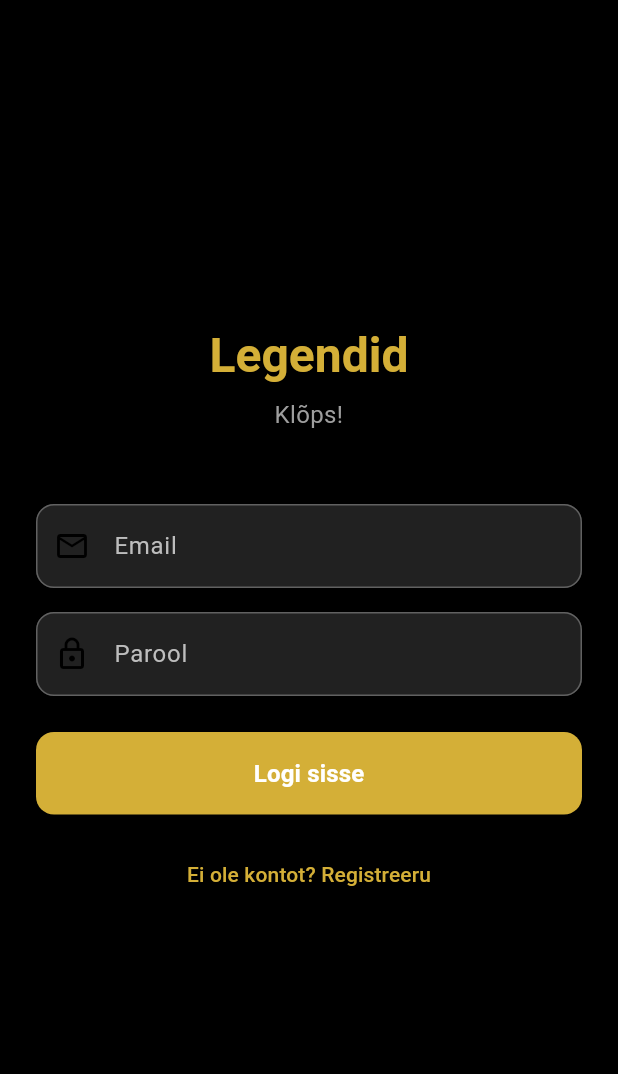
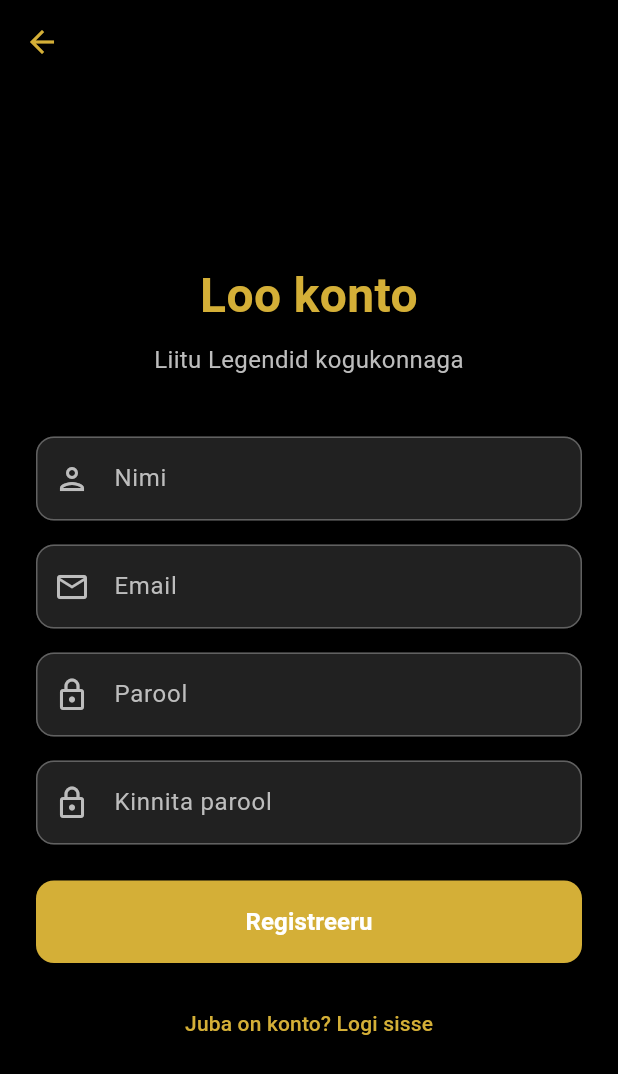
Before and after one commit to LenSuur/latergram, a Flutter app: the screen it shows after launch, after a tap on "Ei ole kontot? Registreeru", on a phone screen of 412 x 824 dp. Shown: the top 1074 px of the screen. Run offline on Flutter 3.47's test engine with Material 3 defaults, Android fonts, the phone set to English and light mode, and no system bars; our stand-ins replace go_router.

Commit message:
Login and registration views + splash OK

```diff
--- a/lib/core/constants/app_constants.dart
+++ b/lib/core/constants/app_constants.dart
@@ -1,4 +1,5 @@
 class AppConstants {
   static const String appName = 'Legendid';
   static const String appTagline = 'Klõps!';
+  static const String appVersion = '1.0.0';
 }
--- /dev/null
+++ b/lib/core/router/app_router.dart
@@ -0,0 +1,31 @@
+import 'package:flutter/material.dart';
+import 'package:go_router/go_router.dart';
+import '../../features/auth/presentation/screens/login_screen.dart';
+import '../../features/auth/presentation/screens/signup_screen.dart';
+import '../../features/splash/presentation/screens/splash_screens.dart';
+
+class AppRouter {
+  static final GoRouter router = GoRouter(
+    initialLocation: '/',
+
+    routes: [
+      GoRoute(
+        path: '/',
+        name: 'splash',
+        builder: (context, state) => const SplashScreen(),
+      ),
+
+      GoRoute(
+        path: '/login',
+        name: 'login',
+        builder: (context, state) => const LoginScreen(),
+      ),
+
+      GoRoute(
+        path: '/signup',
+        name: 'signup',
+        builder: (context, state) => const SignupScreen(),
+      ),
+    ],
+  );
+}
--- a/lib/features/auth/presentation/screens/login_screen.dart
+++ b/lib/features/auth/presentation/screens/login_screen.dart
@@ -1,4 +1,5 @@
 import 'package:flutter/material.dart';
+import 'package:go_router/go_router.dart';
 
 import '../../../../core/constants/app_constants.dart';
 
@@ -100,7 +101,7 @@ class _LoginScreenState extends State<LoginScreen> {
               // Sign up
               TextButton(
                 onPressed: () {
-
+                  context.go('/signup');
                 },
                 child: Text(
                   'Ei ole kontot? Registreeru',
--- /dev/null
+++ b/lib/features/auth/presentation/screens/signup_screen.dart
@@ -0,0 +1,163 @@
+import 'package:flutter/material.dart';
+import 'package:go_router/go_router.dart';
+
+class SignupScreen extends StatefulWidget {
+  const SignupScreen({super.key});
+
+  @override
+  State<SignupScreen> createState() => _SignupScreenState();
+}
+
+class _SignupScreenState extends State<SignupScreen> {
+  final TextEditingController _nameController = TextEditingController();
+  final TextEditingController _emailController = TextEditingController();
+  final TextEditingController _passwordController = TextEditingController();
+  final TextEditingController _confirmPasswordController = TextEditingController();
+
+  @override
+  void dispose() {
+    _nameController.dispose();
+    _emailController.dispose();
+    _passwordController.dispose();
+    _confirmPasswordController.dispose();
+    super.dispose();
+  }
+
+  @override
+  Widget build(BuildContext context) {
+    return Scaffold(
+      backgroundColor: Colors.black,
+      appBar: AppBar(
+        backgroundColor: Colors.black,
+        leading: IconButton(
+          icon: Icon(
+            Icons.arrow_back,
+            color: Theme.of(context).colorScheme.primary,
+          ),
+          onPressed: () => context.go('/login'),
+        ),
+      ),
+      body: SafeArea(
+        child: Center(
+          child: SingleChildScrollView(
+            padding: const EdgeInsets.all(24.0),
+            child: Column(
+              mainAxisAlignment: MainAxisAlignment.center,
+              crossAxisAlignment: CrossAxisAlignment.stretch,
+              children: [
+                // Title
+                Text(
+                  'Loo konto',
+                  style: TextStyle(
+                    fontSize: 32,
+                    fontWeight: FontWeight.bold,
+                    color: Theme.of(context).colorScheme.primary,
+                  ),
+                  textAlign: TextAlign.center,
+                ),
+
+                const SizedBox(height: 8),
+
+                Text(
+                  'Liitu Legendid kogukonnaga',
+                  style: TextStyle(
+                    fontSize: 16,
+                    color: Colors.grey[400],
+                  ),
+                  textAlign: TextAlign.center,
+                ),
+
+                const SizedBox(height: 40),
+
+                // Name field
+                TextField(
+                  controller: _nameController,
+                  style: TextStyle(color: Colors.white),
+                  decoration: InputDecoration(
+                    labelText: 'Nimi',
+                    hintText: 'Sisesta oma nimi',
+                    prefixIcon: Icon(Icons.person_outlined, color: Colors.grey[400]),
+                  ),
+                ),
+
+                const SizedBox(height: 16),
+
+                // Email field
+                TextField(
+                  controller: _emailController,
+                  keyboardType: TextInputType.emailAddress,
+                  style: TextStyle(color: Colors.white),
+                  decoration: InputDecoration(
+                    labelText: 'Email',
+                    hintText: 'Sisesta oma email',
+                    prefixIcon: Icon(Icons.email_outlined, color: Colors.grey[400]),
+                  ),
+                ),
+
+                const SizedBox(height: 16),
+
+                // Password field
+                TextField(
+                  controller: _passwordController,
+                  obscureText: true,
+                  style: TextStyle(color: Colors.white),
+                  decoration: InputDecoration(
+                    labelText: 'Parool',
+                    hintText: 'Vähemalt 6 tähemärki',
+                    prefixIcon: Icon(Icons.lock_outlined, color: Colors.grey[400]),
+                  ),
+                ),
+
+                const SizedBox(height: 16),
+
+                // Confirm password field
+                TextField(
+                  controller: _confirmPasswordController,
+                  obscureText: true,
+                  style: TextStyle(color: Colors.white),
+                  decoration: InputDecoration(
+                    labelText: 'Kinnita parool',
+                    hintText: 'Sisesta parool uuesti',
+                    prefixIcon: Icon(Icons.lock_outlined, color: Colors.grey[400]),
+                  ),
+                ),
+
+                const SizedBox(height: 24),
+
+                // Signup button
+                ElevatedButton(
+                  onPressed: () {
+                    // TODO: Add validation and signup logic
+                    print('Name: ${_nameController.text}');
+                    print('Email: ${_emailController.text}');
+                    print('Password: ${_passwordController.text}');
+                  },
+                  child: const Text(
+                    'Registreeru',
+                    style: TextStyle(
+                      fontSize: 16,
+                      fontWeight: FontWeight.bold,
+                    ),
+                  ),
+                ),
+
+                const SizedBox(height: 16),
+
+                // Login link
+                TextButton(
+                  onPressed: () => context.go('/login'),
+                  child: Text(
+                    'Juba on konto? Logi sisse',
+                    style: TextStyle(
+                      color: Theme.of(context).colorScheme.primary,
+                    ),
+                  ),
+                ),
+              ],
+            ),
+          ),
+        ),
+      ),
+    );
+  }
+}
--- /dev/null
+++ b/lib/features/splash/presentation/screens/splash_screens.dart
@@ -0,0 +1,62 @@
+import 'package:flutter/material.dart';
+import 'package:go_router/go_router.dart';
+
+import '../../../../core/constants/app_constants.dart';
+
+class SplashScreen extends StatefulWidget {
+  const SplashScreen({super.key});
+
+  @override
+  State<SplashScreen> createState() => _SplashScreenState();
+}
+
+class _SplashScreenState extends State<SplashScreen> {
+
+  @override
+  void initState() {
+    super.initState();
+    _navigateToLogin();
+  }
+
+  Future<void> _navigateToLogin() async {
+    await Future.delayed(const Duration(milliseconds: 3500));
+
+    if (mounted) {
+      context.go('/login');
+    }
+  }
+
+  @override
+  Widget build(BuildContext context) {
+    return Scaffold(
+      backgroundColor: Colors.black,
+      body: Column(
+        children: [
+
+          const Spacer(),
+
+          Center(
+            child: Image.asset(
+              'assets/images/splash.png',
+              width: 400,
+              height: 400,
+            ),
+          ),
+
+          const Spacer(),
+
+          Padding(
+            padding: const EdgeInsets.only(bottom: 32.0),
+            child: Text(
+              'v${AppConstants.appVersion}',
+              style: TextStyle(
+                fontSize: 14,
+                color: Colors.grey[600],
+              ),
+            ),
+          ),
+        ],
+      ),
+    );
+  }
+}
--- a/lib/main.dart
+++ b/lib/main.dart
@@ -1,6 +1,6 @@
 import 'package:flutter/material.dart';
+import 'package:latergram/core/router/app_router.dart';
 import 'package:latergram/core/theme/app_theme.dart';
-import 'package:latergram/features/auth/presentation/screens/login_screen.dart';
 import 'core/constants/app_constants.dart';
 
 void main() {
@@ -12,11 +12,11 @@ class MyApp extends StatelessWidget {
 
   @override
   Widget build(BuildContext context) {
-    return MaterialApp(
+    return MaterialApp.router(
       title: AppConstants.appName,
       debugShowCheckedModeBanner: false,
       theme: AppTheme.lightTheme,
-      home: const LoginScreen(),
+      routerConfig: AppRouter.router,
     );
   }
 }
--- a/pubspec.yaml
+++ b/pubspec.yaml
@@ -93,8 +93,8 @@ flutter:
   # assets:
   #   - images/a_dot_burr.jpeg
   #   - images/a_dot_ham.jpeg
-#  assets:
-#    - assets/animations/
+  assets:
+    - assets/images/
 
 
   # An image asset can refer to one or more resolution-specific "variants", see
```
Also changed, not shown: assets/images/splash.png (added).
